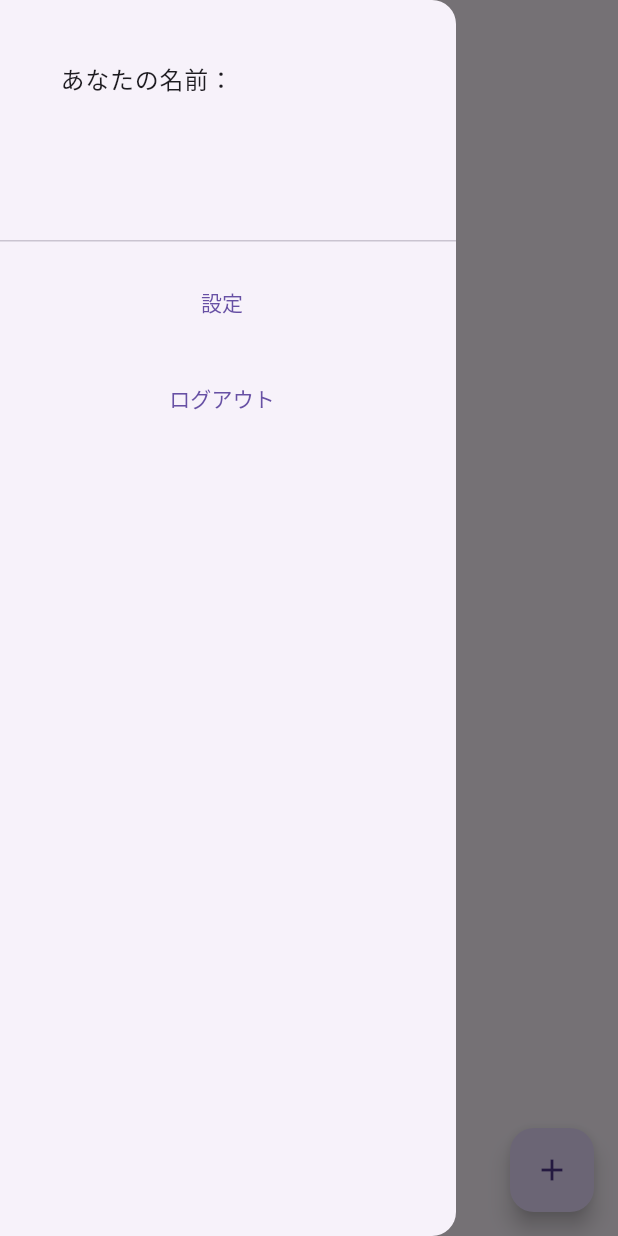
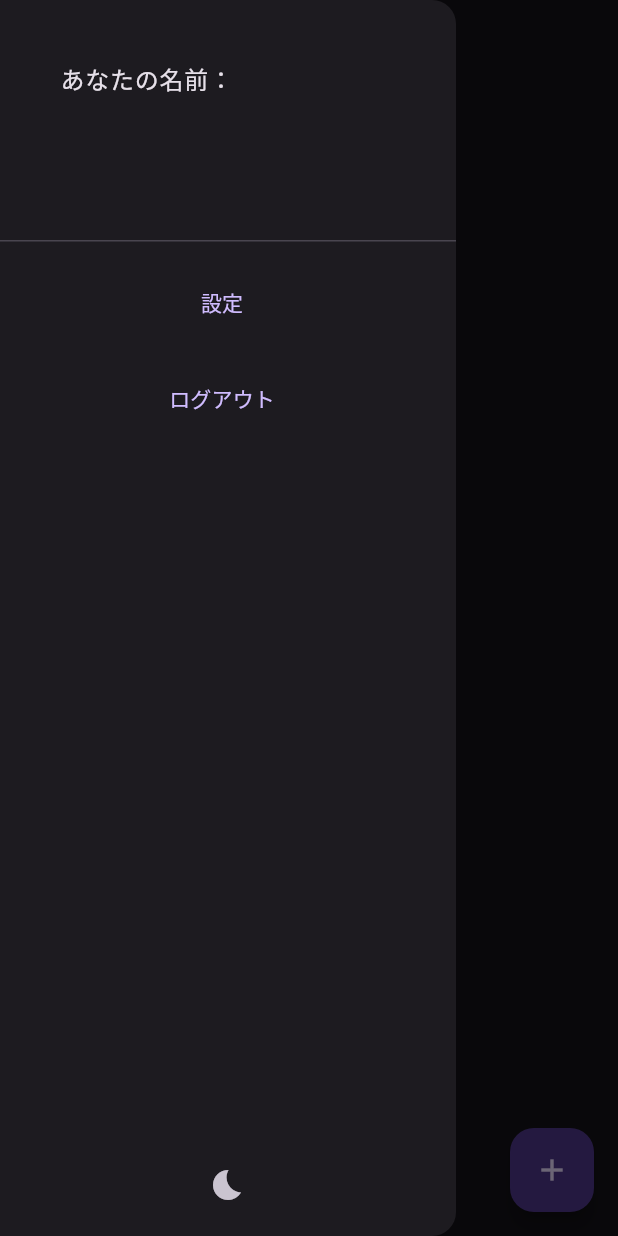
Before and after one commit to yuto0623/flutter_messageapp, a Flutter app: the screen it shows once a user with an empty profile is signed in, with the side drawer open, on a phone screen of 412 x 824 dp. Run offline on Flutter 3.47's test engine with Material 2 defaults, Android fonts, the phone set to English and light mode, and no system bars; our stand-ins replace cloud_firestore, firebase_auth, firebase_core; accounts and stored records are empty; network calls fail.

Commit message:
ナイトモード切り替え諦めた

```diff
--- a/lib/main.dart
+++ b/lib/main.dart
@@ -14,30 +14,15 @@ Future main() async {
   runApp(ChatApp());
 }
 
-// class ChatApp extends StatelessWidget {
-//   @override
-//   Widget build(BuildContext context) {
-//     return MaterialApp(
-//       //アプリ名
-//       title: 'ChatApp',
-//       theme: ThemeData(
-//         //テーマカラー
-//         primarySwatch: Colors.blue,
-//       ),
-//       //ログイン画面を表示
-//       home: const LoginPage(),
-//     );
-//   }
-// }
-
 //ログイン判定を行うウィジェット
 class ChatApp extends StatelessWidget {
   @override
   Widget build(BuildContext context) => MaterialApp(
         debugShowCheckedModeBanner: false,
         title: 'ChatApp',
-        theme: ThemeData(
+        theme: ThemeData.dark(
           //テーマカラー
+
           useMaterial3: true,
         ),
         home: StreamBuilder<User?>(
--- a/lib/pages/chatpage.dart
+++ b/lib/pages/chatpage.dart
@@ -18,7 +18,10 @@ class ChatPage extends StatelessWidget {
         title: const Text('チャット'),
       ),
       drawer: Drawer(
-        child: ListView(
+        child: Column(
+          children: [
+            Expanded(
+                child: Column(
               children: [
                 DrawerHeader(
                   child: Container(
@@ -73,13 +76,26 @@ class ChatPage extends StatelessWidget {
                       //内部で保持しているログイン情報などが初期化される
                       await FirebaseAuth.instance.signOut();
                       //ログイン画面に遷移＋チャット画面を破棄
-                  await Navigator.of(context)
-                      .pushReplacement(MaterialPageRoute(builder: (context) {
+                      await Navigator.of(context).pushReplacement(
+                          MaterialPageRoute(builder: (context) {
                         return const LoginPage();
                       }));
                     },
                   ),
                 ),
+              ],
+            )),
+            Column(
+              children: [
+                IconButton(
+                  icon: Icon(Icons.bedtime),
+                  onPressed: () {
+
+                  },
+                ),
+                const SizedBox(height: 10,)
+              ],
+            )
           ],
         ),
       ),
--- a/pubspec.yaml
+++ b/pubspec.yaml
@@ -40,6 +40,7 @@ dependencies:
   provider: ^6.0.5
   google_sign_in: ^6.1.1
   shared_preferences: ^2.1.1
+  flutter_riverpod: ^2.3.6
 
 dev_dependencies:
   flutter_test:
```
Also changed, not shown: pubspec.lock. Lines whose indentation alone changed are shown as unchanged.
